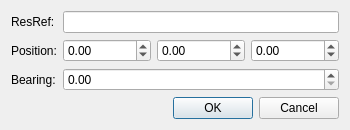
Qt form ui/editors/git/instance1_dialog.ui (NickHugi/PyKotor) before a commit.
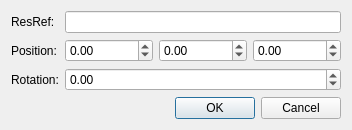
The same form after that commit.

Commit message: Fix rotation rotations being clamped to positive numbers; fix creature rotation shown in radians

```diff
--- a/ui/editors/git/instance1_dialog.ui
+++ b/ui/editors/git/instance1_dialog.ui
@@ -6,7 +6,7 @@
    <rect>
     <x>0</x>
     <y>0</y>
-    <width>330</width>
+    <width>331</width>
     <height>123</height>
    </rect>
   </property>
@@ -80,12 +80,19 @@
      <item row="2" column="0">
       <widget class="QLabel" name="label_3">
        <property name="text">
-        <string>Bearing:</string>
+        <string>Rotation:</string>
        </property>
       </widget>
      </item>
      <item row="2" column="1">
-      <widget class="QDoubleSpinBox" name="bearingSpin"/>
+      <widget class="QDoubleSpinBox" name="bearingSpin">
+       <property name="minimum">
+        <double>-1000000.000000000000000</double>
+       </property>
+       <property name="maximum">
+        <double>1000000.000000000000000</double>
+       </property>
+      </widget>
      </item>
     </layout>
    </item>
```
The commit also changes 8 other files.
